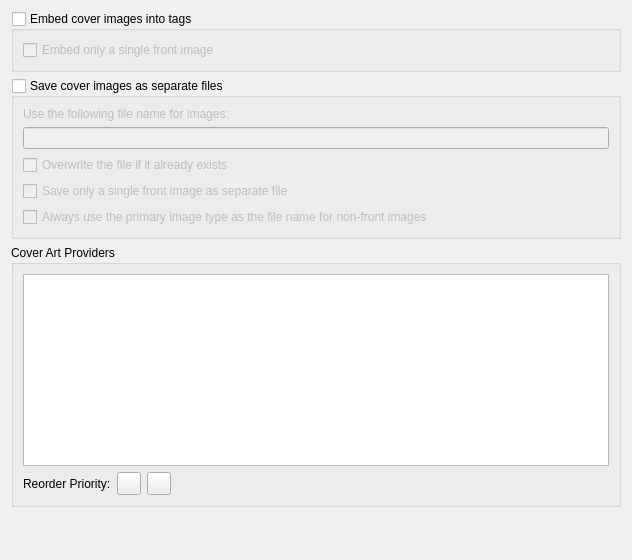
Before: the Qt Designer form ui/options_cover.ui in metabrainz/picard, drawn with Qt 5.
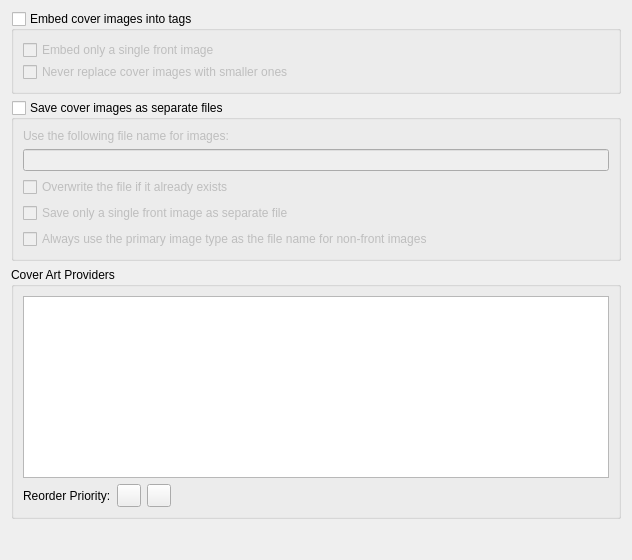
After: the same form once the commit is applied. Icons and pictures are not drawn.

Commit message: Add option to never replace an image with a smaller one

What changed in the file:
```diff
--- a/ui/options_cover.ui
+++ b/ui/options_cover.ui
@@ -45,6 +45,13 @@
         </property>
        </widget>
       </item>
+      <item>
+       <widget class="QCheckBox" name="cb_dont_replace_with_smaller">
+        <property name="text">
+         <string>Never replace cover images with smaller ones</string>
+        </property>
+       </widget>
+      </item>
      </layout>
     </widget>
    </item>
```
Left out of the diff: 6 changed lines with no effect on the pictures. The commit also changes 5 other files.
